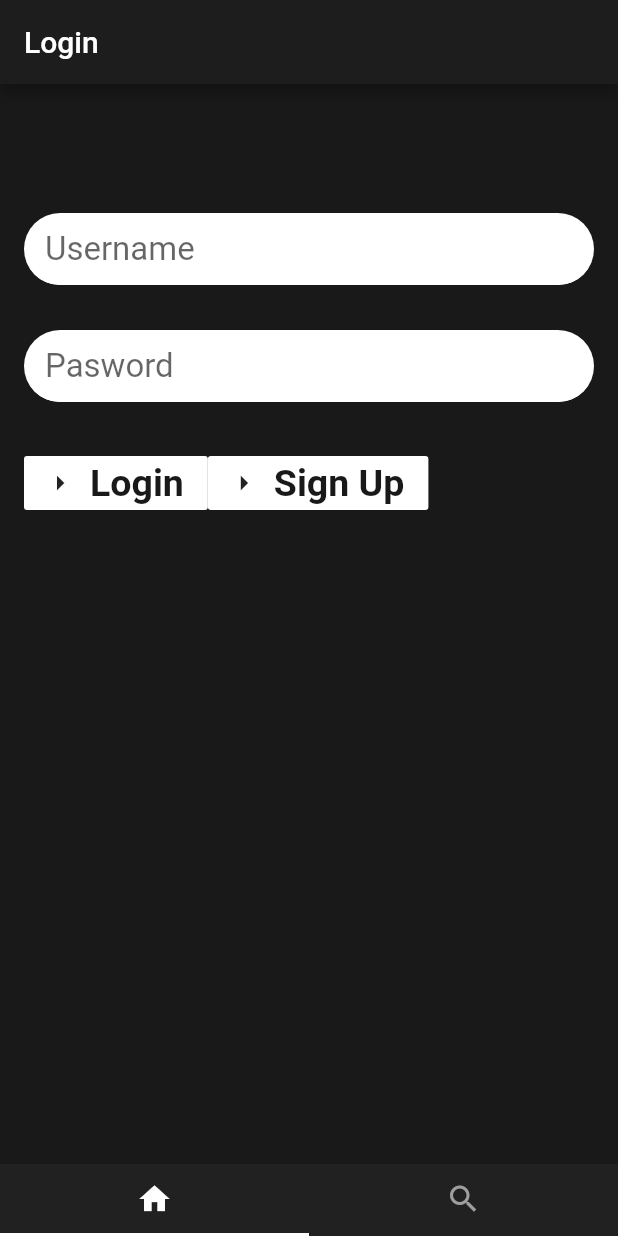
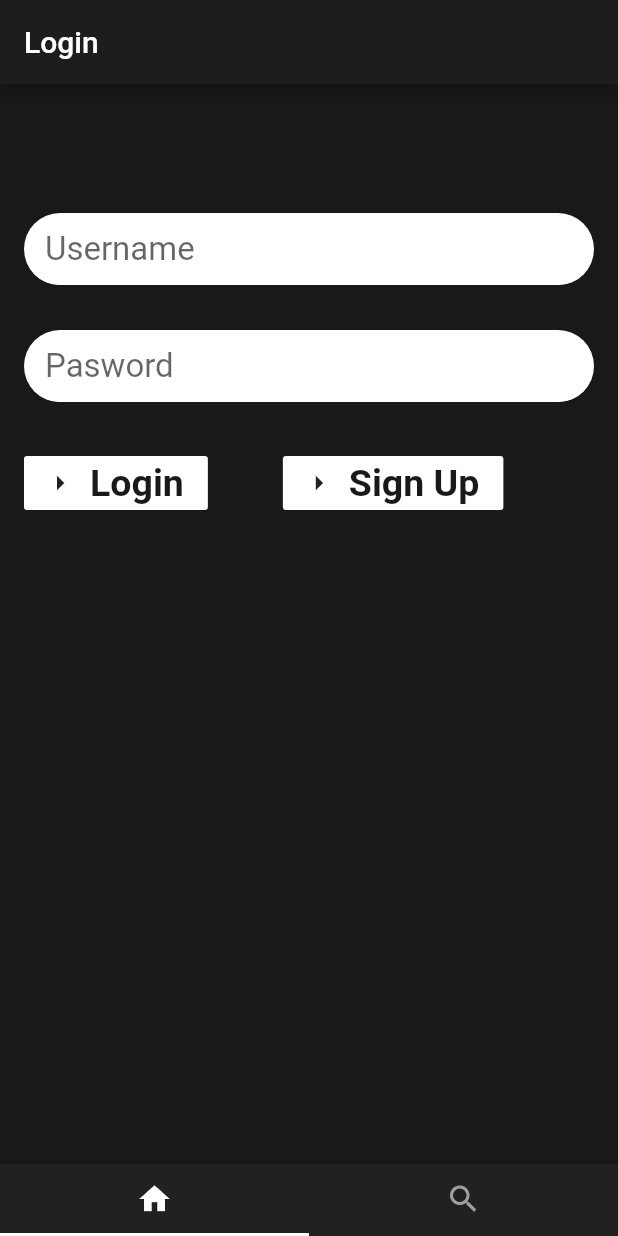
Before and after one commit to WaiTengChong/FlutterApp, a Flutter app: the screen it shows after launch, on a phone screen of 412 x 824 dp. Run offline on Flutter 3.47's test engine with Material 2 defaults, Android fonts, the phone set to English and light mode, and no system bars; our stand-ins replace carousel_slider, shared_preferences.

Commit message:
Update Login layout
Update Login layout

```diff
--- a/lib/pages/Login.dart
+++ b/lib/pages/Login.dart
@@ -230,7 +230,7 @@ class _LoginState extends State<Login>
                                           color: Color(0xff191919)),
                                     ))),
                             Container(
-                                margin: const EdgeInsets.only(top: 30),
+                                margin: const EdgeInsets.only(top: 30, left: 50),
                                 child: FlatButton.icon(
                                     icon: Icon(Icons.arrow_right),
                                     color: Colors.white,
```
